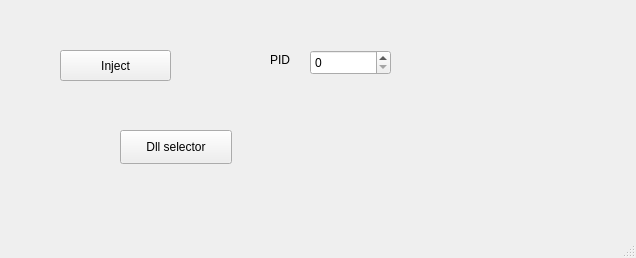
The window that oloJector/mainwindow.ui (Sarapuce/oloJector) describes before a commit, drawn with Qt 5.
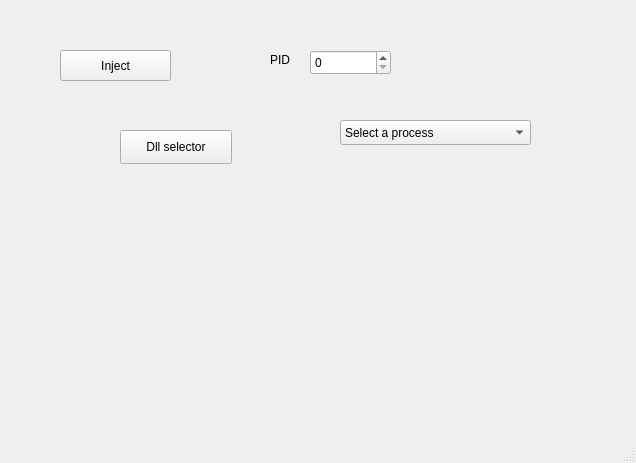
The same window after the commit.

Commit message: Process selector added

Patch:
```diff
--- a/oloJector/mainwindow.ui
+++ b/oloJector/mainwindow.ui
@@ -7,7 +7,7 @@
     <x>0</x>
     <y>0</y>
     <width>636</width>
-    <height>258</height>
+    <height>463</height>
    </rect>
   </property>
   <property name="windowTitle">
@@ -66,6 +66,21 @@
      <string>Dll selector</string>
     </property>
    </widget>
+   <widget class="QComboBox" name="comboBox">
+    <property name="geometry">
+     <rect>
+      <x>340</x>
+      <y>120</y>
+      <width>191</width>
+      <height>25</height>
+     </rect>
+    </property>
+    <item>
+     <property name="text">
+      <string>Select a process</string>
+     </property>
+    </item>
+   </widget>
   </widget>
   <widget class="QMenuBar" name="menubar">
    <property name="geometry">
```
The commit also changes 7 other files.
